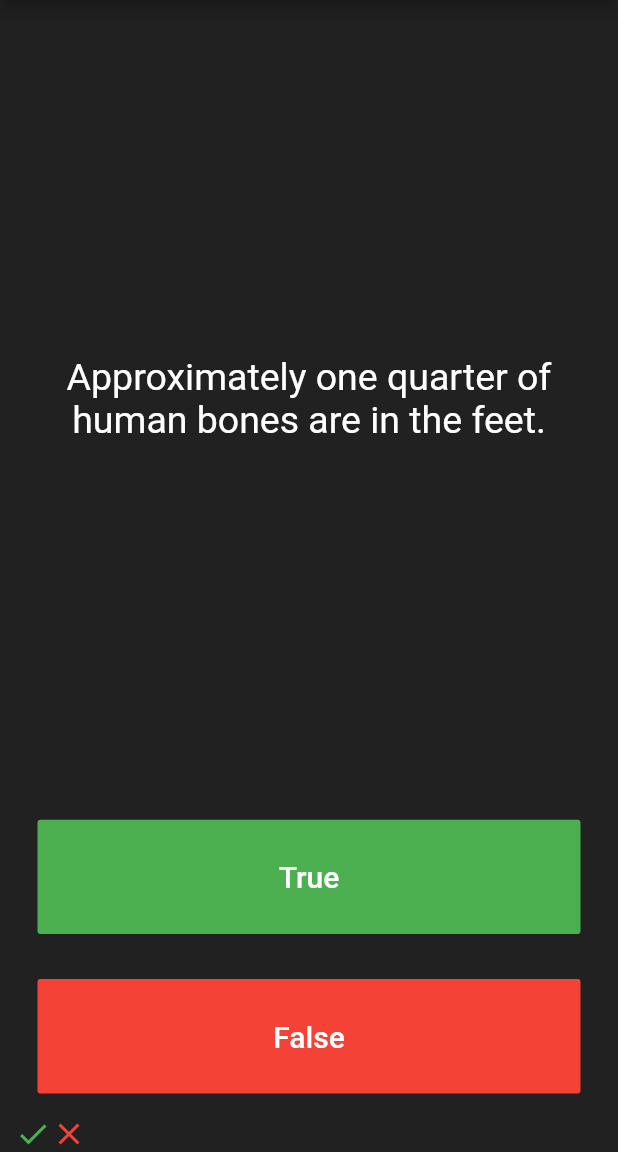
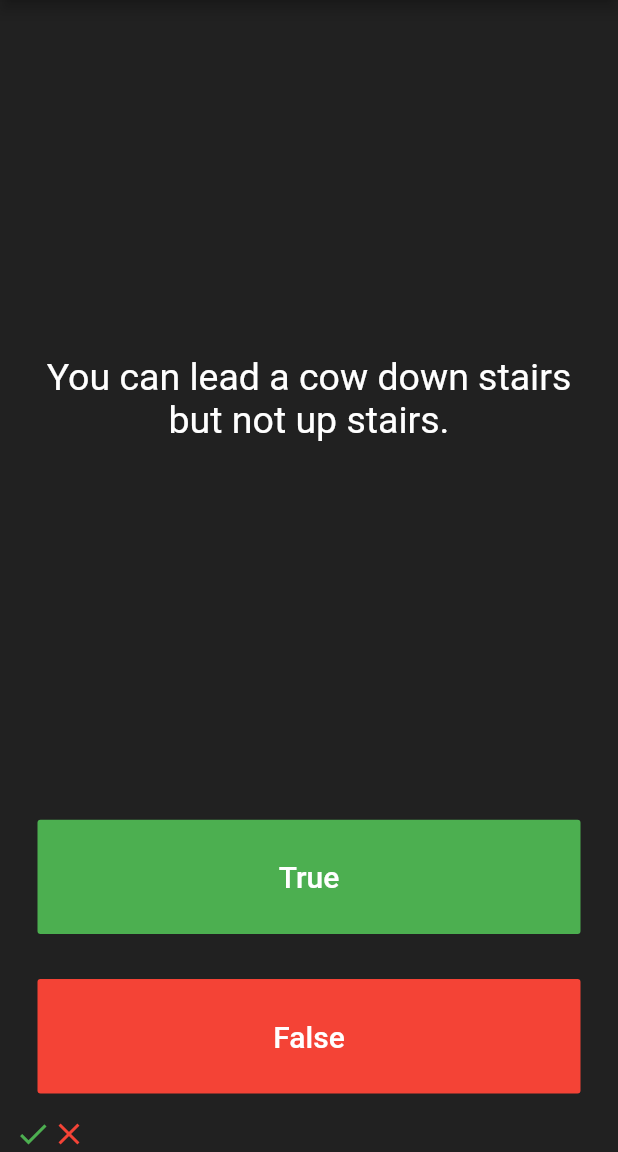
Before and after one commit to bhavikvashi1804/quizzler-flutter, a Flutter app: the screen it shows after launch, after a tap on "True", after a tap on "False", on a phone screen of 412 x 824 dp, the part 84-1236 px from its top. Run offline on Flutter 3.47's test engine with Material 2 defaults, Android fonts, the phone set to English and light mode, and no system bars.

```diff
--- a/lib/main.dart
+++ b/lib/main.dart
@@ -1,5 +1,5 @@
 import 'package:flutter/material.dart';
-import 'question.dart';
+import 'quiz_brain.dart';
 
 void main() => runApp(Quizzler());
 
@@ -32,18 +32,9 @@ class QuizPage extends StatefulWidget {
 class _QuizPageState extends State<QuizPage> {
   List<Icon> scoreKeeper = [];
 
+  QuizBrain qb = new QuizBrain();
+
   int qNo = 0;
-
-  List<Question> questions1 = [
-    Question(
-        questionText: 'You can lead a cow down stairs but not up stairs.',
-        answerValue: false),
-    Question(
-        questionText:
-            'Approximately one quarter of human bones are in the feet.',
-        answerValue: true),
-    Question(questionText: 'A slug\'s blood is green.', answerValue: true),
-  ];
 
   @override
   Widget build(BuildContext context) {
@@ -57,7 +48,7 @@ class _QuizPageState extends State<QuizPage> {
             padding: EdgeInsets.all(10.0),
             child: Center(
               child: Text(
-                questions1[qNo].questionText,
+                qb.questions[qNo].questionText,
                 textAlign: TextAlign.center,
                 style: TextStyle(
                   fontSize: 25.0,
@@ -81,7 +72,7 @@ class _QuizPageState extends State<QuizPage> {
                 ),
               ),
               onPressed: () {
-                bool correctAns = questions1[qNo].answerValue;
+                bool correctAns = qb.questions[qNo].answerValue;
                 if (correctAns == true) {
                   print('User got it right');
                 } else {
@@ -110,7 +101,7 @@ class _QuizPageState extends State<QuizPage> {
                 ),
               ),
               onPressed: () {
-                bool correctAns = questions1[qNo].answerValue;
+                bool correctAns = qb.questions[qNo].answerValue;
                 if (correctAns == false) {
                   print('User got it right');
                 } else {
--- a/lib/question.dart
+++ b/lib/question.dart
@@ -2,5 +2,5 @@ class Question {
   String questionText;
   bool answerValue;
 
-  Question({this.questionText, this.answerValue});
+  Question(this.questionText, this.answerValue);
 }
--- /dev/null
+++ b/lib/quiz_brain.dart
@@ -0,0 +1,31 @@
+import 'question.dart';
+
+class QuizBrain {
+  List<Question> questions = [
+    Question('Some cats are actually allergic to humans', true),
+    Question('You can lead a cow down stairs but not up stairs.', false),
+    Question('Approximately one quarter of human bones are in the feet.', true),
+    Question('A slug\'s blood is green.', true),
+    Question('Buzz Aldrin\'s mother\'s maiden name was \"Moon\".', true),
+    Question('It is illegal to pee in the Ocean in Portugal.', true),
+    Question(
+        'No piece of square dry paper can be folded in half more than 7 times.',
+        false),
+    Question(
+        'In London, UK, if you happen to die in the House of Parliament, you are technically entitled to a state funeral, because the building is considered too sacred a place.',
+        true),
+    Question(
+        'The loudest sound produced by any animal is 188 decibels. That animal is the African Elephant.',
+        false),
+    Question(
+        'The total surface area of two human lungs is approximately 70 square metres.',
+        true),
+    Question('Google was originally called \"Backrub\".', true),
+    Question(
+        'Chocolate affects a dog\'s heart and nervous system; a few ounces are enough to kill a small dog.',
+        true),
+    Question(
+        'In West Virginia, USA, if you accidentally hit an animal with your car, you are free to take it home to eat.',
+        true),
+  ];
+}
```
Also changed, not shown: 1 other file.
